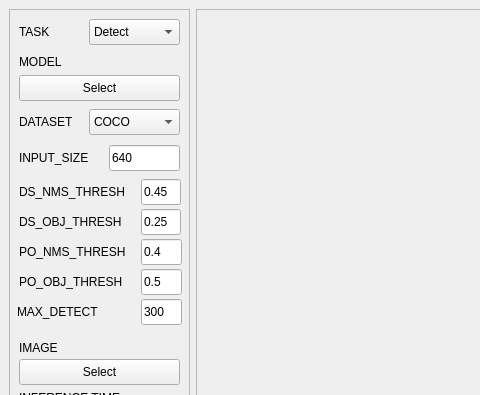
Qt form yolo11.ui (darkice9x/Yolo11_rknn) before a commit; both pictures show x 0 to 480 and y 0 to 395 of the 865 by 518 pixel window.
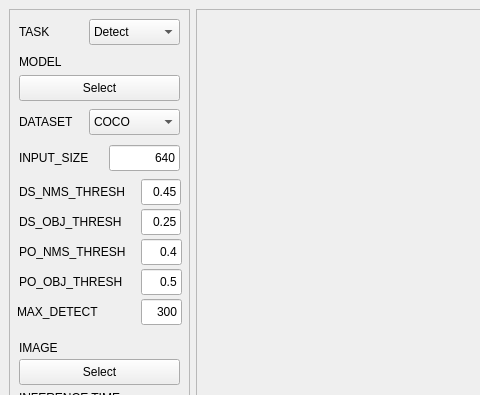
The same form after that commit.

Commit message: align number

What changed in the file:
```diff
--- a/yolo11.ui
+++ b/yolo11.ui
@@ -231,6 +231,9 @@
        <property name="text">
         <string>640</string>
        </property>
+       <property name="alignment">
+        <set>Qt::AlignmentFlag::AlignRight|Qt::AlignmentFlag::AlignTrailing|Qt::AlignmentFlag::AlignVCenter</set>
+       </property>
       </widget>
       <widget class="QLabel" name="DS_NMS">
        <property name="geometry">
@@ -257,6 +260,9 @@
        <property name="text">
         <string>0.45</string>
        </property>
+       <property name="alignment">
+        <set>Qt::AlignmentFlag::AlignRight|Qt::AlignmentFlag::AlignTrailing|Qt::AlignmentFlag::AlignVCenter</set>
+       </property>
       </widget>
       <widget class="QLabel" name="DS_OBJ">
        <property name="geometry">
@@ -283,6 +289,9 @@
        <property name="text">
         <string>0.25</string>
        </property>
+       <property name="alignment">
+        <set>Qt::AlignmentFlag::AlignRight|Qt::AlignmentFlag::AlignTrailing|Qt::AlignmentFlag::AlignVCenter</set>
+       </property>
       </widget>
       <widget class="QLabel" name="PO_NMS">
        <property name="geometry">
@@ -309,6 +318,9 @@
        <property name="text">
         <string>0.4</string>
        </property>
+       <property name="alignment">
+        <set>Qt::AlignmentFlag::AlignRight|Qt::AlignmentFlag::AlignTrailing|Qt::AlignmentFlag::AlignVCenter</set>
+       </property>
       </widget>
       <widget class="QLabel" name="PO_OBJ">
        <property name="geometry">
@@ -335,6 +347,9 @@
        <property name="text">
         <string>0.5</string>
        </property>
+       <property name="alignment">
+        <set>Qt::AlignmentFlag::AlignRight|Qt::AlignmentFlag::AlignTrailing|Qt::AlignmentFlag::AlignVCenter</set>
+       </property>
       </widget>
       <widget class="QLineEdit" name="MAX_DETECT_VAL">
        <property name="geometry">
@@ -348,6 +363,9 @@
        <property name="text">
         <string>300</string>
        </property>
+       <property name="alignment">
+        <set>Qt::AlignmentFlag::AlignRight|Qt::AlignmentFlag::AlignTrailing|Qt::AlignmentFlag::AlignVCenter</set>
+       </property>
       </widget>
       <widget class="QLabel" name="MAX_DETECT">
        <property name="geometry">
```
Left out of the diff: 3 changed lines with no effect on the pictures. The commit also changes 3 other files.
